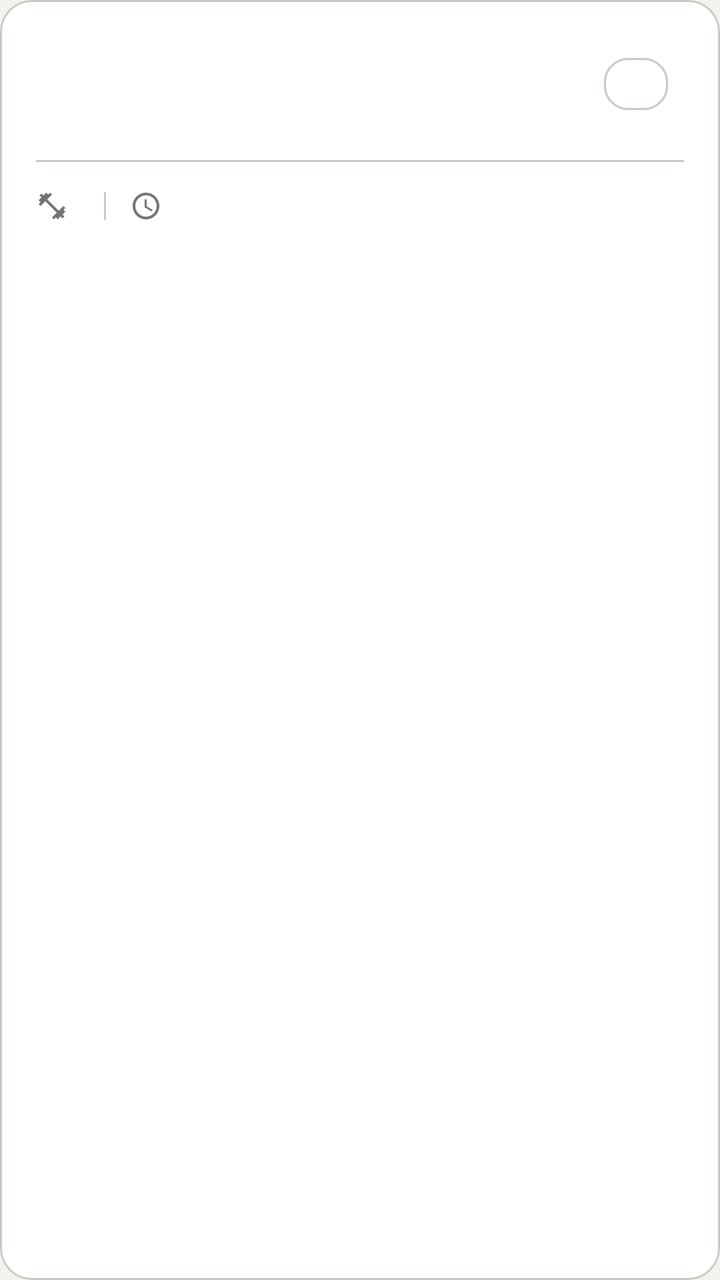
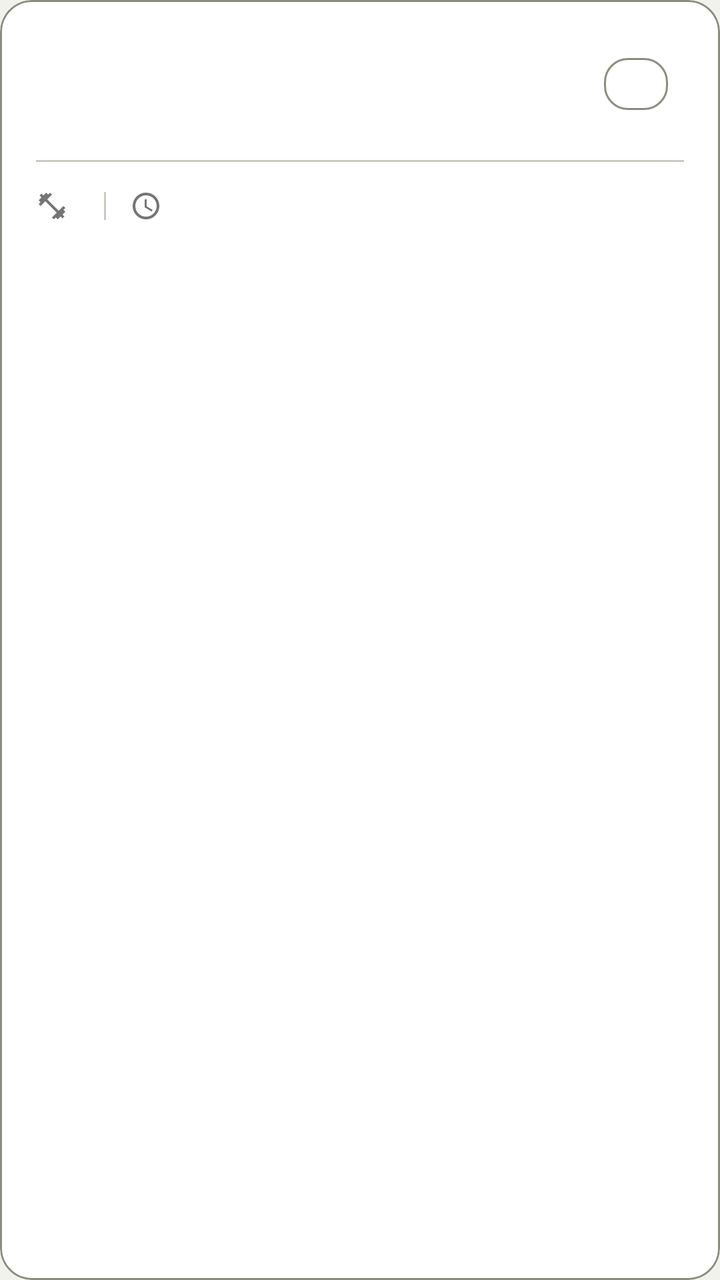

Compare the two renders of this Android layout. The source of the first and the diff that turns it into the second are given below.
<!-- AndroidManifest.xml: application theme Theme.GymProFit -->
<!-- res/layout/item_rutina.xml -->
<?xml version="1.0" encoding="utf-8"?>
<com.google.android.material.card.MaterialCardView
    xmlns:android="http://schemas.android.com/apk/res/android"
    xmlns:app="http://schemas.android.com/apk/res-auto"
    android:layout_width="match_parent"
    android:layout_height="wrap_content"
    android:layout_marginBottom="10dp"
    android:clickable="true"
    android:focusable="true"
    android:foreground="?attr/selectableItemBackground"
    app:cardCornerRadius="16dp"
    app:cardElevation="0dp"
    app:cardBackgroundColor="?attr/colorSurface">

    <LinearLayout
        android:layout_width="match_parent"
        android:layout_height="wrap_content"
        android:orientation="vertical"
        android:padding="18dp">

        
        <LinearLayout
            android:layout_width="match_parent"
            android:layout_height="wrap_content"
            android:orientation="horizontal"
            android:gravity="center_vertical">

            <LinearLayout
                android:layout_width="0dp"
                android:layout_height="wrap_content"
                android:layout_weight="1"
                android:orientation="vertical">

                <TextView
                    android:id="@+id/tvNombreRutina"
                    android:layout_width="wrap_content"
                    android:layout_height="wrap_content"
                    android:textSize="@dimen/text_subtitle"
                    android:textStyle="bold"
                    android:textColor="?attr/colorOnSurface" />

                <TextView
                    android:id="@+id/tvDescripcionRutina"
                    android:layout_width="wrap_content"
                    android:layout_height="wrap_content"
                    android:layout_marginTop="2dp"
                    android:textSize="@dimen/text_caption"
                    android:textColor="?attr/colorOnSurface"
                    android:alpha="0.6" />

            </LinearLayout>

            <com.google.android.material.chip.Chip
                android:id="@+id/chipNivel"
                android:layout_width="wrap_content"
                android:layout_height="wrap_content"
                android:textSize="@dimen/text_eyebrow"
                android:clickable="false"
                android:focusable="false"
                app:chipMinHeight="26dp"
                style="@style/Widget.Material3.Chip.Assist" />

        </LinearLayout>

        <View
            android:layout_width="match_parent"
            android:layout_height="1dp"
            android:layout_marginTop="14dp"
            android:layout_marginBottom="12dp"
            android:background="?attr/colorOutlineVariant" />

        
        <LinearLayout
            android:layout_width="match_parent"
            android:layout_height="wrap_content"
            android:orientation="horizontal">

            <ImageView
                android:layout_width="16dp"
                android:layout_height="16dp"
                android:layout_gravity="center_vertical"
                android:src="@drawable/ic_ejercicios"
                android:alpha="0.6"
                android:contentDescription="@null" />

            <TextView
                android:id="@+id/tvNumEjercicios"
                android:layout_width="wrap_content"
                android:layout_height="wrap_content"
                android:layout_marginStart="6dp"
                android:textSize="@dimen/text_caption"
                android:textColor="?attr/colorOnSurface"
                android:alpha="0.7" />

            <View
                android:layout_width="1dp"
                android:layout_height="14dp"
                android:layout_marginStart="12dp"
                android:layout_marginEnd="12dp"
                android:layout_gravity="center_vertical"
                android:background="?attr/colorOutlineVariant" />

            <ImageView
                android:layout_width="16dp"
                android:layout_height="16dp"
                android:layout_gravity="center_vertical"
                android:src="@drawable/ic_tiempo"
                android:alpha="0.6"
                android:contentDescription="@null" />

            <TextView
                android:id="@+id/tvDuracion"
                android:layout_width="wrap_content"
                android:layout_height="wrap_content"
                android:layout_marginStart="6dp"
                android:textSize="@dimen/text_caption"
                android:textColor="?attr/colorOnSurface"
                android:alpha="0.7" />

            

        </LinearLayout>

    </LinearLayout>

</com.google.android.material.card.MaterialCardView>
<!-- resources referenced by this layout -->
<resources>
  <dimen name="text_caption">15sp</dimen>
  <dimen name="text_eyebrow">12sp</dimen>
  <dimen name="text_subtitle">19sp</dimen>
  <style name="Theme.GymProFit" parent="Theme.Material3.DayNight.NoActionBar">
          
          <item name="colorPrimary">@color/gp_primary</item>
          <item name="colorOnPrimary">@color/gp_on_primary</item>
          <item name="colorPrimaryContainer">@color/gp_primary_container</item>
          <item name="colorOnPrimaryContainer">@color/gp_on_primary_container</item>
          <item name="colorSecondary">@color/gp_gold</item>
          <item name="colorSurface">@color/gp_surface</item>
          <item name="colorOnSurface">@color/gp_on_surface</item>
          <item name="colorSurfaceVariant">@color/gp_surface_2</item>
          <item name="colorOnSurfaceVariant">@color/gp_text_secondary</item>
          <item name="colorOutline">@color/gp_stroke</item>
          <item name="colorOutlineVariant">@color/gp_stroke</item>
          <item name="colorError">@color/gp_error</item>
          <item name="android:colorBackground">@color/gp_background</item>
          <item name="android:windowBackground">@color/gp_background</item>
          <item name="android:textColorPrimary">@color/gp_on_surface</item>
          <item name="android:textColorSecondary">@color/gp_text_secondary</item>
  
          
          <item name="android:statusBarColor">@color/gp_background</item>
          <item name="android:navigationBarColor">@color/gp_background</item>
          <item name="android:windowLightStatusBar">true</item>
  
          
          <item name="android:windowAnimationStyle">@style/GymProFit.WindowAnimation</item>
  
          
          <item name="materialCardViewStyle">@style/Widget.GymProFit.Card</item>
          <item name="materialButtonStyle">@style/Widget.GymProFit.Button</item>
          <item name="chipStyle">@style/Widget.GymProFit.Chip</item>
          <item name="bottomNavigationStyle">@style/Widget.GymProFit.BottomNavigationView</item>
          <item name="floatingActionButtonStyle">@style/Widget.GymProFit.Fab</item>
          <item name="materialAlertDialogTheme">@style/ThemeOverlay.GymProFit.Dialog</item>
          <item name="popupMenuStyle">@style/Widget.GymProFit.PopupMenu</item>
          <item name="android:popupMenuStyle">@style/Widget.GymProFit.PopupMenu</item>
          <item name="snackbarStyle">@style/Widget.GymProFit.Snackbar</item>
  
          
          
          <item name="textAppearanceDisplayLarge">@style/Font.GymProFit.DisplayLarge</item>
          <item name="textAppearanceDisplayMedium">@style/Font.GymProFit.DisplayMedium</item>
          <item name="textAppearanceDisplaySmall">@style/Font.GymProFit.DisplaySmall</item>
          <item name="textAppearanceHeadlineLarge">@style/Font.GymProFit.HeadlineLarge</item>
          <item name="textAppearanceHeadlineMedium">@style/Font.GymProFit.HeadlineMedium</item>
          <item name="textAppearanceHeadlineSmall">@style/Font.GymProFit.HeadlineSmall</item>
          <item name="textAppearanceTitleLarge">@style/Font.GymProFit.TitleLarge</item>
          <item name="textAppearanceTitleMedium">@style/Font.GymProFit.TitleMedium</item>
          <item name="textAppearanceTitleSmall">@style/Font.GymProFit.TitleSmall</item>
          <item name="textAppearanceBodyLarge">@style/Font.GymProFit.BodyLarge</item>
          <item name="textAppearanceBodyMedium">@style/Font.GymProFit.BodyMedium</item>
          <item name="textAppearanceBodySmall">@style/Font.GymProFit.BodySmall</item>
          <item name="textAppearanceLabelLarge">@style/Font.GymProFit.LabelLarge</item>
          <item name="textAppearanceLabelMedium">@style/Font.GymProFit.LabelMedium</item>
          <item name="textAppearanceLabelSmall">@style/Font.GymProFit.LabelSmall</item>
      </style>
  <color name="gp_primary">#B83E00</color>
  <color name="gp_gold">#B58A2A</color>
  <color name="gp_surface">#FFFFFF</color>
  <color name="gp_stroke">#C9C9C2</color>
  <color name="gp_error">#C62828</color>
  <!-- unchanged entries left out for length: 35 -->
</resources>

<!-- the commit's change to res/layout/item_rutina.xml (unified diff, before → after) -->
@@ -45,8 +45,7 @@
                     android:layout_height="wrap_content"
                     android:layout_marginTop="2dp"
                     android:textSize="@dimen/text_caption"
-                    android:textColor="?attr/colorOnSurface"
-                    android:alpha="0.6" />
+                    android:textColor="?attr/colorOnSurfaceVariant" />
 
             </LinearLayout>
 
@@ -89,8 +88,7 @@
                 android:layout_height="wrap_content"
                 android:layout_marginStart="6dp"
                 android:textSize="@dimen/text_caption"
-                android:textColor="?attr/colorOnSurface"
-                android:alpha="0.7" />
+                android:textColor="?attr/colorOnSurfaceVariant" />
 
             <View
                 android:layout_width="1dp"
@@ -114,8 +112,7 @@
                 android:layout_height="wrap_content"
                 android:layout_marginStart="6dp"
                 android:textSize="@dimen/text_caption"
-                android:textColor="?attr/colorOnSurface"
-                android:alpha="0.7" />
+                android:textColor="?attr/colorOnSurfaceVariant" />
 
             
 
<!-- resource entries referenced after the edit -->
@@ -15,7 +15,7 @@
           <item name="colorSurfaceVariant">@color/gp_surface_2</item>
           <item name="colorOnSurfaceVariant">@color/gp_text_secondary</item>
           <item name="colorOutline">@color/gp_stroke</item>
-          <item name="colorOutlineVariant">@color/gp_stroke</item>
+          <item name="colorOutlineVariant">@color/gp_divider</item>
           <item name="colorError">@color/gp_error</item>
           <item name="android:colorBackground">@color/gp_background</item>
           <item name="android:windowBackground">@color/gp_background</item>
@@ -60,9 +60,10 @@
           <item name="textAppearanceLabelSmall">@style/Font.GymProFit.LabelSmall</item>
       </style>
   <color name="gp_primary">#B83E00</color>
-  <color name="gp_gold">#B58A2A</color>
+  <color name="gp_gold">#AE8528</color>
   <color name="gp_surface">#FFFFFF</color>
-  <color name="gp_stroke">#C9C9C2</color>
+  <color name="gp_stroke">#8C8C7D</color>
+  <color name="gp_divider">#C9C9C2</color>
   <color name="gp_error">#C62828</color>
   <!-- unchanged entries left out for length: 35 -->
 </resources>
